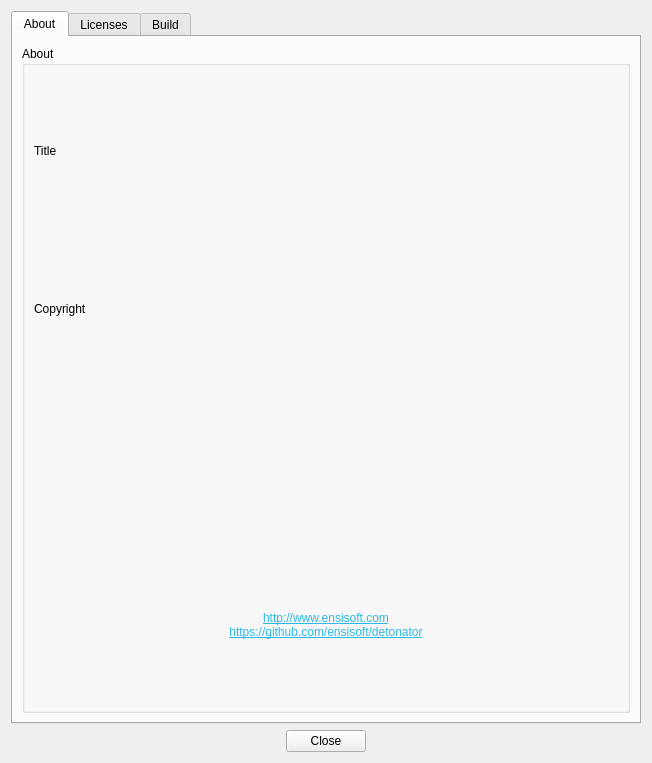
Old version of the form editor/gui/dlgabout.ui in the repository ensisoft/detonator.
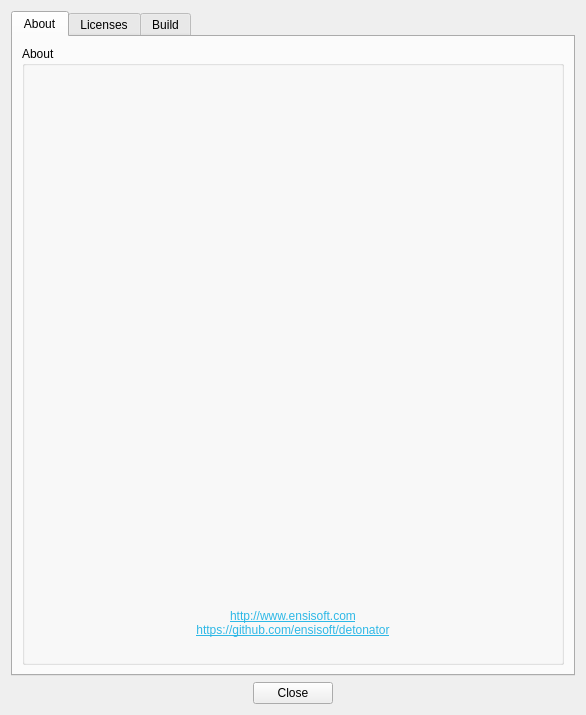
New version of the form. Icons and pictures are not drawn.

Commit message:
Add detonator logo to the about dialog in editor
Add detonator logo to the about dialog in editor.

Patch:
```diff
--- a/editor/gui/dlgabout.ui
+++ b/editor/gui/dlgabout.ui
@@ -6,8 +6,8 @@
    <rect>
     <x>0</x>
     <y>0</y>
-    <width>652</width>
-    <height>763</height>
+    <width>586</width>
+    <height>715</height>
    </rect>
   </property>
   <property name="windowTitle">
@@ -30,26 +30,6 @@
           <string>About</string>
          </property>
          <layout class="QVBoxLayout" name="verticalLayout_7">
-          <item>
-           <widget class="QLabel" name="title">
-            <property name="styleSheet">
-             <string notr="true">font: 20pt &quot;Sans Serif&quot;;</string>
-            </property>
-            <property name="text">
-             <string>Title</string>
-            </property>
-           </widget>
-          </item>
-          <item>
-           <widget class="QLabel" name="copyright">
-            <property name="styleSheet">
-             <string notr="true">font: 16pt &quot;Sans Serif&quot;;</string>
-            </property>
-            <property name="text">
-             <string>Copyright</string>
-            </property>
-           </widget>
-          </item>
           <item>
            <layout class="QHBoxLayout" name="horizontalLayout_2">
             <item>
@@ -67,14 +47,29 @@
             </item>
             <item>
              <widget class="QLabel" name="animation">
+              <property name="minimumSize">
+               <size>
+                <width>512</width>
+                <height>512</height>
+               </size>
+              </property>
               <property name="toolTip">
                <string/>
               </property>
+              <property name="styleSheet">
+               <string notr="true">border-image: url(:/detonator-transparent.png) 0 0 0 0 stretch stretch</string>
+              </property>
               <property name="text">
                <string/>
               </property>
-              <property name="pixmap">
-               <pixmap resource="../resource/resource.qrc">:/splash.gif</pixmap>
+              <property name="textFormat">
+               <enum>Qt::AutoText</enum>
+              </property>
+              <property name="scaledContents">
+               <bool>true</bool>
+              </property>
+              <property name="wordWrap">
+               <bool>false</bool>
               </property>
              </widget>
             </item>
@@ -2971,6 +2966,26 @@
           <string>Build</string>
          </property>
          <layout class="QVBoxLayout" name="verticalLayout_20">
+          <item>
+           <widget class="QLabel" name="copyright">
+            <property name="styleSheet">
+             <string notr="true">font: 16pt &quot;Sans Serif&quot;;</string>
+            </property>
+            <property name="text">
+             <string>Copyright</string>
+            </property>
+           </widget>
+          </item>
+          <item>
+           <widget class="QLabel" name="title">
+            <property name="styleSheet">
+             <string notr="true">font: 20pt &quot;Sans Serif&quot;;</string>
+            </property>
+            <property name="text">
+             <string>Title</string>
+            </property>
+           </widget>
+          </item>
           <item>
            <widget class="QLabel" name="build">
             <property name="text">
```
The commit also changes 3 other files.
